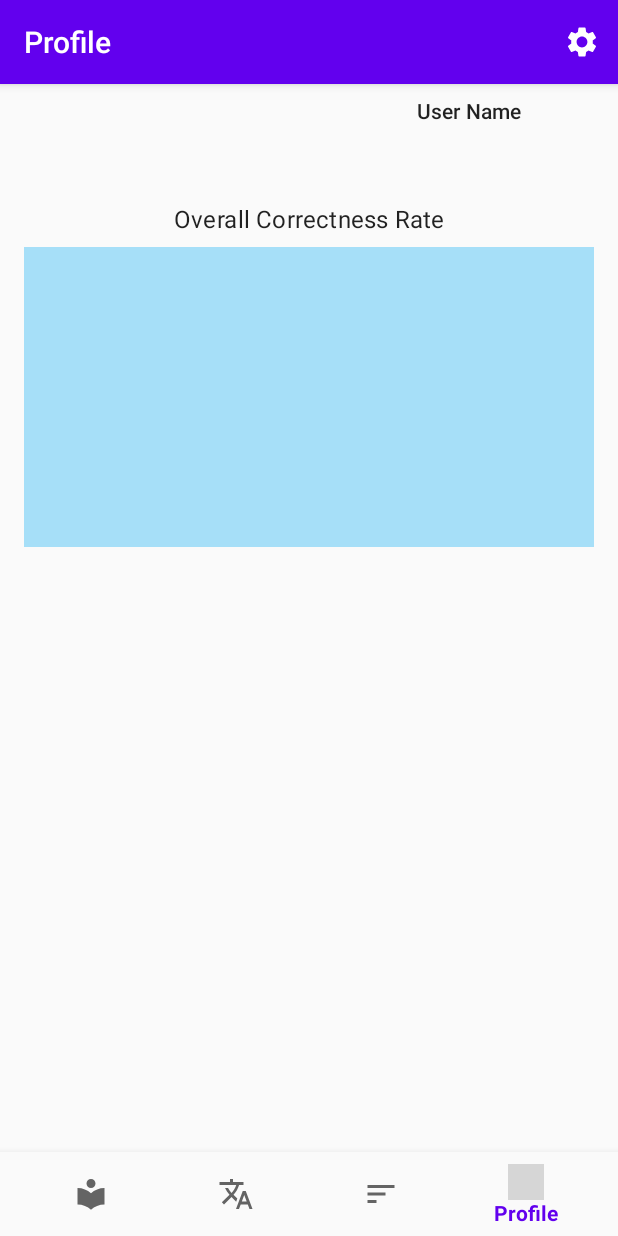
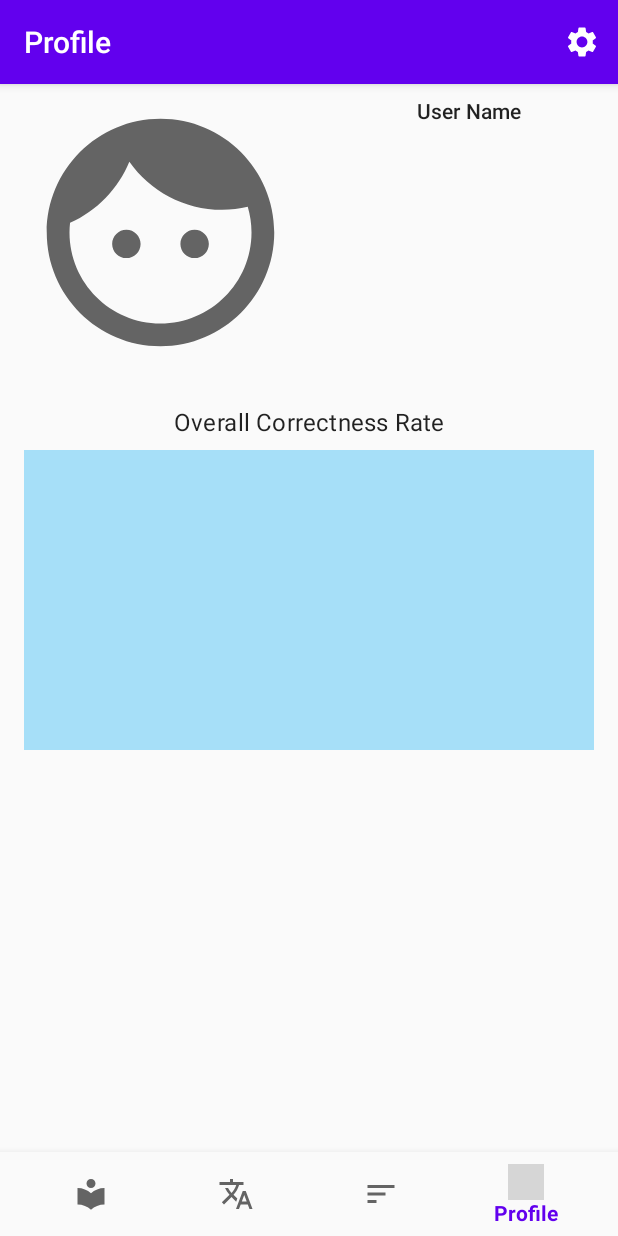
Before and after one commit to saluf/android-kakikana, an Android app: the ProfileFragment screen opened through its navigation route, on a phone screen of 412 x 824 dp. Run offline under Robolectric (Android 15) with nearby library versions, the phone set to English and light mode, and no system bars; our stand-ins replace navigation-ui; grey boxes are pictures that could not be loaded.

Commit message:
fix: fix UI bugs - fix scoreboard navigation shows wrong title - add default image as profile photo placeholder

```diff
--- /dev/null
+++ b/app/src/main/res/drawable/ic_face.xml
@@ -0,0 +1,5 @@
+<vector android:autoMirrored="true" android:height="24dp"
+    android:tint="?attr/colorControlNormal" android:viewportHeight="24"
+    android:viewportWidth="24" android:width="24dp" xmlns:android="http://schemas.android.com/apk/res/android">
+    <path android:fillColor="@android:color/white" android:pathData="M9,11.75c-0.69,0 -1.25,0.56 -1.25,1.25s0.56,1.25 1.25,1.25 1.25,-0.56 1.25,-1.25 -0.56,-1.25 -1.25,-1.25zM15,11.75c-0.69,0 -1.25,0.56 -1.25,1.25s0.56,1.25 1.25,1.25 1.25,-0.56 1.25,-1.25 -0.56,-1.25 -1.25,-1.25zM12,2C6.48,2 2,6.48 2,12s4.48,10 10,10 10,-4.48 10,-10S17.52,2 12,2zM12,20c-4.41,0 -8,-3.59 -8,-8 0,-0.29 0.02,-0.58 0.05,-0.86 2.36,-1.05 4.23,-2.98 5.21,-5.37C11.07,8.33 14.05,10 17.42,10c0.78,0 1.53,-0.09 2.25,-0.26 0.21,0.71 0.33,1.47 0.33,2.26 0,4.41 -3.59,8 -8,8z"/>
+</vector>
--- a/app/src/main/res/layout/fragment_profile.xml
+++ b/app/src/main/res/layout/fragment_profile.xml
@@ -23,10 +23,10 @@
         android:layout_marginEnd="@dimen/margin_profile_header_item_to_center_guideline"
         android:adjustViewBounds="true"
         android:contentDescription="@string/content_desc_profile_photo"
+        android:src="@drawable/ic_face"
         app:layout_constraintEnd_toStartOf="@+id/guideline_profile_center"
         app:layout_constraintStart_toStartOf="parent"
-        app:layout_constraintTop_toTopOf="parent"
-        tools:src="@tools:sample/avatars" />
+        app:layout_constraintTop_toTopOf="parent" />
 
     <TextView
         android:id="@+id/tv_profile_name_label"
@@ -75,8 +75,8 @@
         android:id="@+id/view_user_trend"
         android:layout_width="0dp"
         android:layout_height="200dp"
+        android:layout_marginStart="@dimen/space_all_to_screen_edge"
         android:layout_marginTop="@dimen/margin_section_content_to_section_label"
-        android:layout_marginStart="@dimen/space_all_to_screen_edge"
         android:layout_marginEnd="@dimen/space_all_to_screen_edge"
         android:background="#5703A9F4"
         app:layout_constraintEnd_toEndOf="parent"
--- a/app/src/main/res/menu/menu_bottom_nav.xml
+++ b/app/src/main/res/menu/menu_bottom_nav.xml
@@ -11,7 +11,7 @@
     <item
         android:id="@+id/scoreboard_dest"
         android:icon="@drawable/ic_scoreboard"
-        android:title="@string/profile_dest_label" />
+        android:title="@string/scoreboard_dest_label" />
     <item
         android:id="@+id/profile_dest"
         android:icon="@drawable/ic_profile"
--- a/app/src/main/res/values/strings.xml
+++ b/app/src/main/res/values/strings.xml
@@ -5,7 +5,7 @@
     <string name="quiz_list_dest_label">Quiz List</string>
     <string name="kana_list_dest_label">Kana List</string>
     <string name="kana_detail_dest_label">Kana Detail</string>
-    <string name="scoreboard_dest_label">ScoreBoard</string>
+    <string name="scoreboard_dest_label">Scoreboard</string>
     <string name="profile_dest_label">Profile</string>
     <string name="setting_dest_label">Setting</string>
     <string name="quiz_dest_label">Quiz</string>
```
